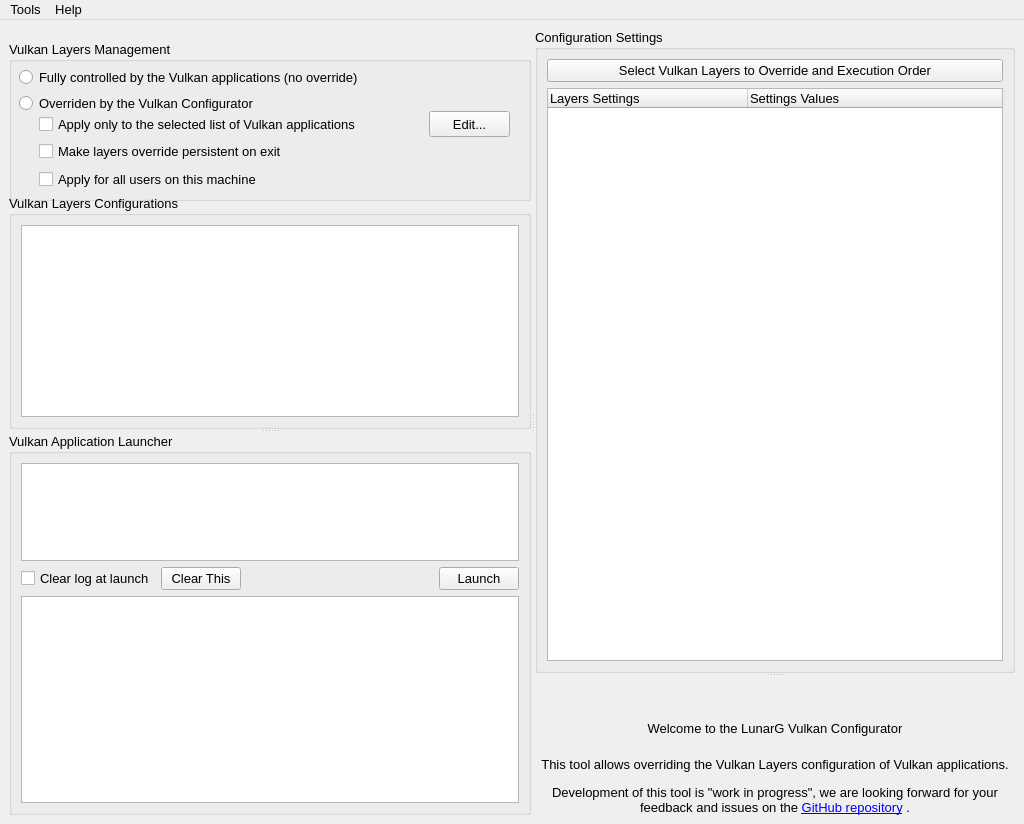
The window that vkconfig/mainwindow.ui (LunarG/VulkanTools) describes before a commit, drawn with Qt 5.
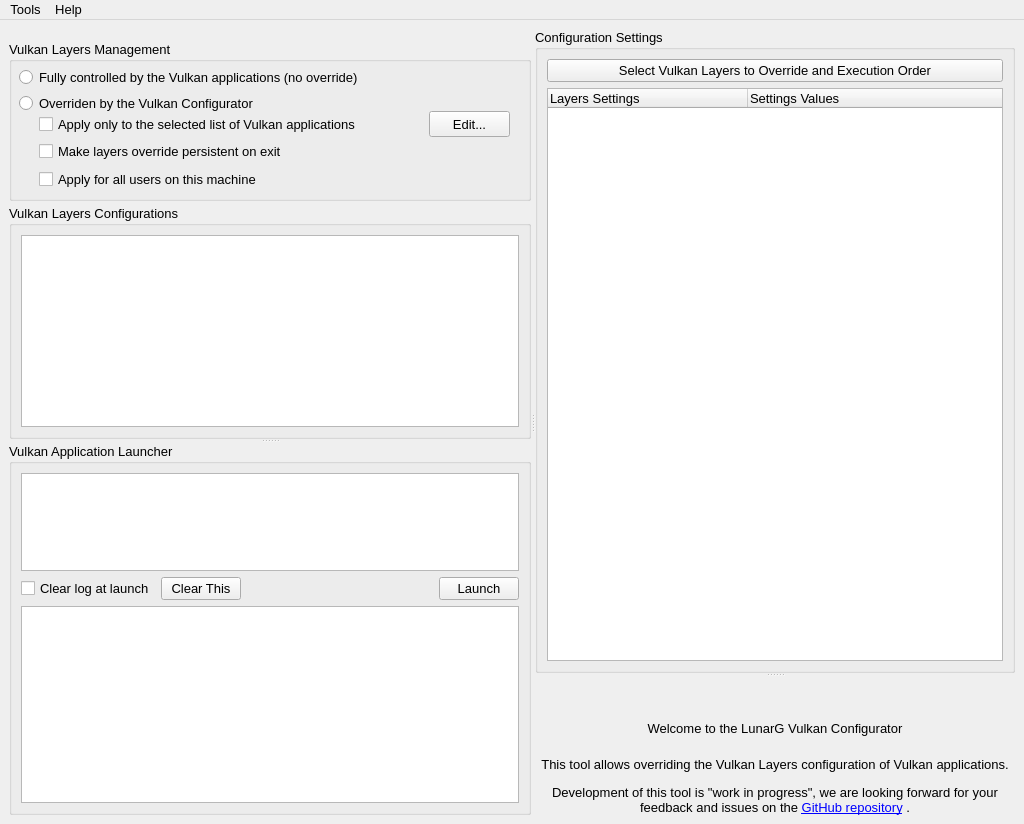
The same window after the commit. Icons and pictures are not drawn.

```diff
--- a/vkconfig/mainwindow.ui
+++ b/vkconfig/mainwindow.ui
@@ -53,9 +53,21 @@
        </property>
        <widget class="QWidget" name="widgetTopLeft" native="true">
         <layout class="QVBoxLayout" name="verticalLayout_2">
+         <property name="spacing">
+          <number>16</number>
+         </property>
+         <property name="leftMargin">
+          <number>0</number>
+         </property>
          <property name="topMargin">
           <number>0</number>
          </property>
+         <property name="rightMargin">
+          <number>0</number>
+         </property>
+         <property name="bottomMargin">
+          <number>0</number>
+         </property>
          <item>
           <widget class="QGroupBox" name="groupBox_2">
            <property name="sizePolicy">
@@ -79,6 +91,9 @@
            <property name="title">
             <string>Vulkan Layers Management</string>
            </property>
+           <property name="flat">
+            <bool>false</bool>
+           </property>
            <widget class="QRadioButton" name="radioFully">
             <property name="geometry">
              <rect>
@@ -183,6 +198,9 @@
             <string>Vulkan Layers Configurations</string>
            </property>
            <layout class="QGridLayout" name="gridLayout_3">
+            <property name="horizontalSpacing">
+             <number>6</number>
+            </property>
             <item row="0" column="0">
              <widget class="QTreeWidget" name="profileTree">
               <property name="alternatingRowColors">
```
Left out of the diff: 60 changed lines with no effect on the pictures.
